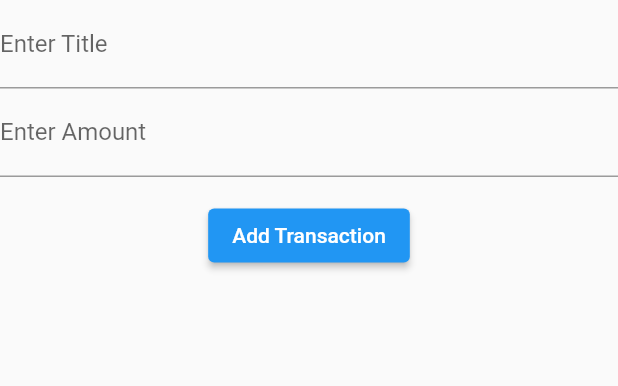
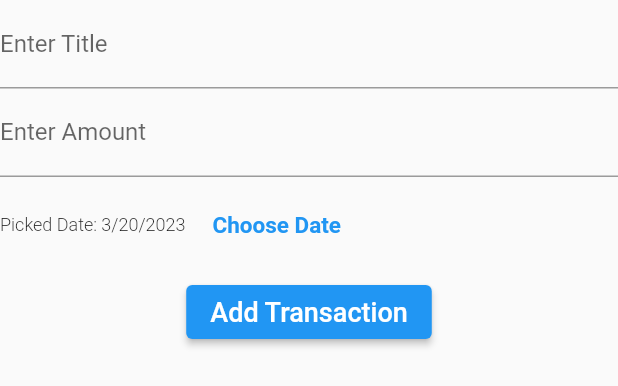
Before and after one commit to MayureshGavai/expense_tracker, a Flutter app: the NewTransaction widget shown alone on an empty page, opened directly with empty values, after a tap on "Add Transaction", on a phone screen of 412 x 824 dp. Shown: the top 386 px of the screen. Run offline on Flutter 3.47's test engine with Material 2 defaults, Android fonts, the phone set to English and light mode, and no system bars.

Commit message:
sixth commit

```diff
--- a/lib/main.dart
+++ b/lib/main.dart
@@ -55,11 +55,12 @@ class _HomePageState extends State<HomePage> {
     }).toList();
   }
 
-  void _addNewTransaction(String txTitle, double txAmount) {
+  void _addNewTransaction(
+      String txTitle, double txAmount, DateTime chosenDate) {
     final newTx = Transaction(
       title: txTitle,
       amount: txAmount,
-      dateTime: DateTime.now(),
+      dateTime: chosenDate,
       id: DateTime.now().toString(),
     );
 
@@ -90,6 +91,7 @@ class _HomePageState extends State<HomePage> {
       backgroundColor: Colors.white,
       appBar: AppBar(
         title: Text('Flutter App'),
+        elevation: 0,
       ),
       body: SingleChildScrollView(
         child: Column(
--- a/lib/widgets/chart.dart
+++ b/lib/widgets/chart.dart
@@ -20,10 +20,10 @@ class Chart extends StatelessWidget {
         }
       }
       return {
-        'day': DateFormat.E().format(weekDay).substring(0, 1),
+        'day': DateFormat.E().format(weekDay).substring(0, 3),
         'amount': totalAmount,
       };
-    }).reversed.toList();
+    });
   }
 
   double get totalSpending {
--- a/lib/widgets/new_transaction.dart
+++ b/lib/widgets/new_transaction.dart
@@ -1,4 +1,5 @@
 import 'package:flutter/material.dart';
+import 'package:intl/intl.dart';
 
 class NewTransaction extends StatefulWidget {
   final Function addTx;
@@ -10,19 +11,38 @@ class NewTransaction extends StatefulWidget {
 }
 
 class _NewTransactionState extends State<NewTransaction> {
-  final titleInputController = TextEditingController();
+  final _titleInputController = TextEditingController();
+  final _amountInputController = TextEditingController();
+  DateTime _selectedDate = DateTime.now();
 
-  final amountInputController = TextEditingController();
-
-  void submitData() {
-    final enteredTitle = titleInputController.text;
-    final enteredAmount = double.parse(amountInputController.text);
-    if (enteredTitle.isEmpty || enteredAmount <= 0) {
+  void _submitData() {
+    final enteredTitle = _titleInputController.text;
+    final enteredAmount = double.parse(_amountInputController.text);
+    if (_amountInputController.text.isEmpty) {
       return;
     }
-    widget.addTx(enteredTitle, enteredAmount);
+    if (enteredTitle.isEmpty || enteredAmount <= 0 || _selectedDate == null) {
+      return;
+    }
+    widget.addTx(enteredTitle, enteredAmount, _selectedDate);
+    Navigator.of(context).pop();
+  }
 
-    Navigator.of(context).pop();
+  void _presentDatePicker() {
+    showDatePicker(
+      context: context,
+      initialDate: DateTime.now(),
+      firstDate: DateTime(2019),
+      lastDate: DateTime.now(),
+    ).then((pickedDate) {
+      if (pickedDate == null) {
+        return;
+      }
+      setState(() {
+        _selectedDate = pickedDate;
+      });
+    });
+    print('...');
   }
 
   @override
@@ -41,8 +61,8 @@ class _NewTransactionState extends State<NewTransaction> {
         //   child:
         TextField(
           decoration: InputDecoration(labelText: 'Enter Title'),
-          controller: titleInputController,
-          onSubmitted: (_) => submitData(),
+          controller: _titleInputController,
+          onSubmitted: (_) => _submitData(),
         ),
         //  ),
         //  Padding(
@@ -50,19 +70,42 @@ class _NewTransactionState extends State<NewTransaction> {
         //    child:
         TextField(
           decoration: InputDecoration(labelText: 'Enter Amount'),
-          controller: amountInputController,
+          controller: _amountInputController,
           keyboardType: TextInputType.number,
-          onSubmitted: (_) => submitData(),
+          onSubmitted: (_) => _submitData(),
         ),
         //  ),
         Padding(
-          padding: const EdgeInsets.symmetric(vertical: 15.0),
+          padding: const EdgeInsets.only(top: 8.0),
+          child: Row(
+            children: <Widget>[
+              Padding(
+                padding: EdgeInsets.only(right: 10),
+                child: Text(
+                  _selectedDate == null
+                      ? 'No Date Chosen!'
+                      : 'Picked Date: ${DateFormat.yMd().format(_selectedDate)}',
+                  style: TextStyle(fontSize: 12, fontWeight: FontWeight.w300),
+                ),
+              ),
+              TextButton(
+                  child: Text(
+                    'Choose Date',
+                    style: TextStyle(fontSize: 15, fontWeight: FontWeight.bold),
+                  ),
+                  onPressed: _presentDatePicker)
+            ],
+          ),
+        ),
+
+        Padding(
+          padding: const EdgeInsets.symmetric(vertical: 10.0),
           child: ElevatedButton(
             child: Text(
               'Add Transaction',
-              style: TextStyle(color: Colors.white),
+              style: TextStyle(color: Colors.white, fontSize: 18),
             ),
-            onPressed: submitData,
+            onPressed: _submitData,
           ),
         )
       ],
```
